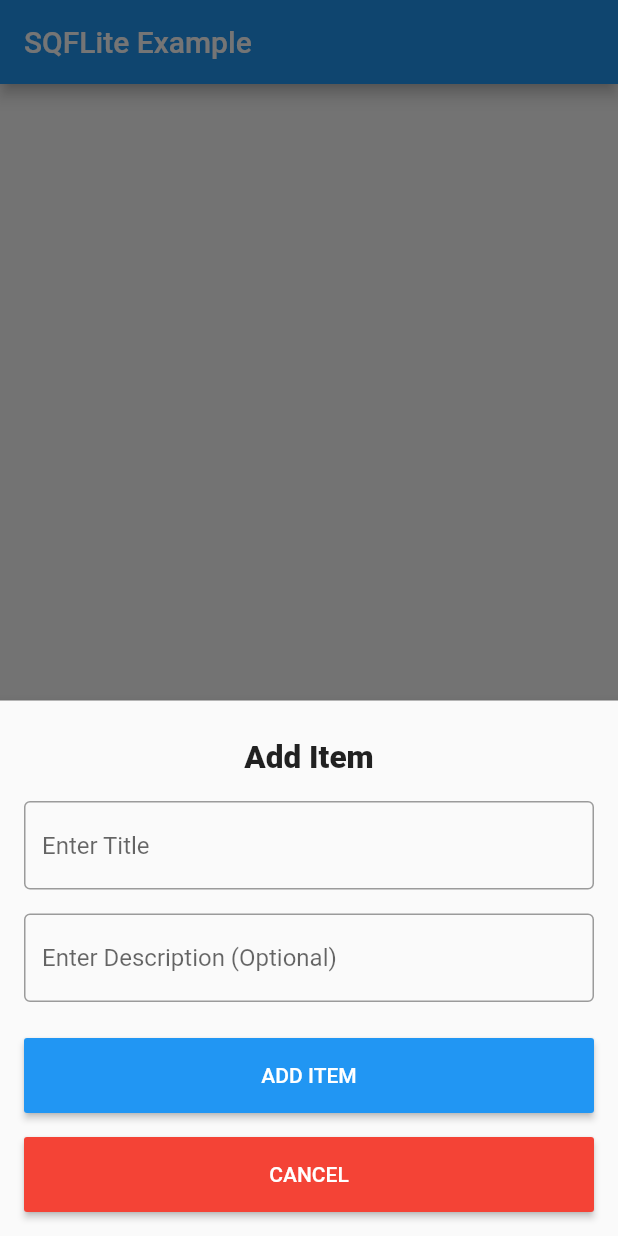
After one commit to rajitdeb/SQFLite-Example, a Flutter app: the screen it shows after launch, after a tap on the "add" icon, on a phone screen of 412 x 824 dp. The commit adds this screen. Run offline on Flutter 3.47's test engine with Material 3 defaults, Android fonts, the phone set to English and light mode, and no system bars; our stand-ins replace sqflite; accounts and stored records are empty.

Commit message:
Implemented SQFlite with proper model implementation and code refactoring

```diff
--- /dev/null
+++ b/lib/db/sql_helper.dart
@@ -0,0 +1,92 @@
+import 'dart:developer';
+import 'package:sqflite/sqflite.dart';
+
+import '../model/db_item.dart';
+import '../utils/app_constants.dart';
+
+class SQLHelper {
+  static Future<void> createTables(Database database) async {
+    await database.execute("""CREATE TABLE items(
+        id INTEGER PRIMARY KEY AUTOINCREMENT NOT NULL,
+        title TEXT,
+        description TEXT,
+        createdAt TIMESTAMP NOT NULL DEFAULT CURRENT_TIMESTAMP
+        )
+        """);
+  }
+
+  /// This function creates a database (if not exists)
+  /// and call createTables() to create table (if not exists)
+  static Future<Database> db() async {
+    return openDatabase(AppConstants.dbName, version: 1,
+        onCreate: (Database database, int version) async {
+      await createTables(database);
+    });
+  }
+
+  /// This function inserts item in DB
+  static Future<int> createItem(DBItem dbItem) async {
+    final db = await SQLHelper.db();
+
+    final data = dbItem.toMap();
+    final id = await db.insert(
+      AppConstants.tableName,
+      data,
+      conflictAlgorithm: ConflictAlgorithm.ignore,
+    );
+
+    return id;
+  }
+
+  /// Gets all items inside the specified table
+  static Future<List<DBItem>> getAllItems() async {
+    final db = await SQLHelper.db();
+    List<DBItem> itemsList = [];
+    await db.query('items', orderBy: 'id').then((value) {
+      for (Map<String, dynamic> item in value) {
+        itemsList.add(DBItem.fromMap(item));
+      }
+    });
+    return itemsList;
+  }
+
+  /// Gets a single item based on specified ID
+  static Future<List<DBItem>> getItemById(int id) async {
+    final db = await SQLHelper.db();
+    List<DBItem> items = [];
+    await db
+        .query('items', where: "id = ?", whereArgs: [id], limit: 1)
+        .then((value) {
+      for (Map<String, dynamic> item in value) {
+        items.add(DBItem.fromMap(item));
+      }
+    });
+    return items;
+  }
+
+  /// Updates an item based on ID
+  static Future<int> updateItem(DBItem dbItem) async {
+    final db = await SQLHelper.db();
+    final data = dbItem.toMap();
+
+    final result = await db.update(
+      'items',
+      data,
+      where: "id = ?",
+      whereArgs: [dbItem.id],
+    );
+
+    return result;
+  }
+
+  /// Deletes an item based on ID
+  static Future<void> deleteItem(int id) async {
+    final db = await SQLHelper.db();
+
+    try {
+      await db.delete('items', where: "id = ?", whereArgs: [id]);
+    } catch (err) {
+      log("Something went wrong while deleting an item: Error: $err");
+    }
+  }
+}
--- /dev/null
+++ b/lib/model/db_item.dart
@@ -0,0 +1,29 @@
+class DBItem {
+  int? id;
+  String title;
+  String description;
+  String? createdAt;
+
+  DBItem(this.id, this.title, this.description, this.createdAt);
+
+  Map<String, dynamic> toMap() {
+    if (createdAt != null) {
+      return {
+        'title': title,
+        'description': description,
+        'createdAt': createdAt
+      };
+    } else {
+      return {'title': title, 'description': description};
+    }
+  }
+
+  factory DBItem.fromMap(Map<String, dynamic> mapItem) {
+    return DBItem(
+      mapItem['id'],
+      mapItem['title'],
+      mapItem['description'],
+      mapItem['createdAt'],
+    );
+  }
+}
--- /dev/null
+++ b/lib/screens/add_item_screen.dart
@@ -0,0 +1,135 @@
+import 'package:flutter/material.dart';
+
+import '../utils/widget_contants.dart';
+
+class AddItemScreen extends StatefulWidget {
+  final int? itemId;
+  final String? titleText;
+  final String? descriptionText;
+  final Function onAddUpdatePressed;
+
+  const AddItemScreen({
+    super.key,
+    this.itemId,
+    this.titleText,
+    this.descriptionText,
+    required this.onAddUpdatePressed,
+  });
+
+  @override
+  State<AddItemScreen> createState() => _AddItemScreenState();
+}
+
+class _AddItemScreenState extends State<AddItemScreen> {
+  late TextEditingController _titleController;
+  late TextEditingController _descriptionController;
+
+  @override
+  void initState() {
+    super.initState();
+
+    _titleController = TextEditingController();
+    _descriptionController = TextEditingController();
+
+    if (widget.itemId != null) {
+      _titleController.text = widget.titleText!;
+      _descriptionController.text = widget.descriptionText!;
+    }
+  }
+
+  void clearTextFieldsAndCloseBottomSheet() {
+    setState(() {
+      _titleController.clear();
+      _descriptionController.clear();
+    });
+
+    Navigator.pop(context);
+  }
+
+  @override
+  Widget build(BuildContext context) {
+    return Container(
+      padding: EdgeInsets.only(
+        top: 16.0,
+        left: 16.0,
+        right: 16.0,
+        bottom: MediaQuery.of(context).viewInsets.bottom + 16.0,
+      ),
+      child: Column(
+        mainAxisSize: MainAxisSize.min,
+        crossAxisAlignment: CrossAxisAlignment.stretch,
+        children: [
+          /// Screen Title Text
+          const Padding(
+            padding: EdgeInsets.only(bottom: 16.0, top: 10.0),
+            child: Text(
+              "Add Item",
+              style: kAddItemScreenTitleTextStyle,
+              textAlign: TextAlign.center,
+            ),
+          ),
+          TextField(
+            controller: _titleController,
+            decoration: kAddItemScreenTextFieldInputDecoration.copyWith(
+              hintText: "Enter Title",
+            ),
+          ),
+          const SizedBox(height: 16.0),
+          TextField(
+            controller: _descriptionController,
+            decoration: kAddItemScreenTextFieldInputDecoration.copyWith(
+              hintText: "Enter Description (Optional)",
+            ),
+          ),
+          const SizedBox(height: 24.0),
+
+          /// Add or Update Button
+          MaterialButton(
+            onPressed: () => addOrUpdateButtonPressed(),
+            height: 50.0,
+            color: Colors.blue,
+            child: Text(
+              (widget.itemId != null) ? "UPDATE" : "ADD ITEM",
+              style: const TextStyle(color: Colors.white),
+            ),
+          ),
+          const SizedBox(height: 16.0),
+
+          /// Cancel Button
+          MaterialButton(
+            onPressed: () => clearTextFieldsAndCloseBottomSheet(),
+            height: 50.0,
+            color: Colors.red,
+            child: const Text(
+              "CANCEL",
+              style: TextStyle(color: Colors.white),
+            ),
+          ),
+        ],
+      ),
+    );
+  }
+
+  @override
+  void dispose() {
+    clearTextFieldsAndCloseBottomSheet();
+    super.dispose();
+  }
+
+  void addOrUpdateButtonPressed() {
+    final itemTitle = _titleController.value.text.trim();
+    final itemDescription = _descriptionController.value.text.trim();
+
+    if (itemTitle.isNotEmpty) {
+      widget.onAddUpdatePressed(itemTitle, itemDescription);
+    } else {
+      ScaffoldMessenger.of(context).showSnackBar(
+        const SnackBar(content: Text("Please enter title to continue")),
+      );
+    }
+
+    // Clearing the text fields text of bottom sheet
+    // and closing bottom sheet
+    clearTextFieldsAndCloseBottomSheet();
+  }
+}
--- /dev/null
+++ b/lib/screens/components/item_list.dart
@@ -0,0 +1,43 @@
+import 'package:flutter/material.dart';
+
+import '../../model/db_item.dart';
+
+class ItemList extends StatelessWidget {
+  final List<DBItem> journals;
+  final Function onItemTapped;
+  final Function onItemLongPressed;
+
+  const ItemList({
+    super.key,
+    required this.journals,
+    required this.onItemTapped,
+    required this.onItemLongPressed,
+  });
+
+  @override
+  Widget build(BuildContext context) {
+    return ListView.builder(
+      itemCount: journals.length,
+      itemBuilder: (context, pos) {
+        return Card(
+          elevation: 4.0,
+          color: Colors.blue,
+          child: ListTile(
+            title: Text(
+              journals[pos].title,
+              style: const TextStyle(color: Colors.white),
+            ),
+            subtitle: (journals[pos].description.toString().isNotEmpty)
+                ? Text(
+                    journals[pos].description,
+                    style: const TextStyle(color: Colors.white),
+                  )
+                : null,
+            onTap: () => onItemTapped(journals[pos].id),
+            onLongPress: () => onItemLongPressed(journals[pos].id),
+          ),
+        );
+      },
+    );
+  }
+}
--- a/lib/screens/home_screen.dart
+++ b/lib/screens/home_screen.dart
@@ -1,16 +1,126 @@
 import 'package:flutter/material.dart';
+import 'package:sqflite_example/db/sql_helper.dart';
+import 'package:sqflite_example/screens/add_item_screen.dart';
+import 'package:sqflite_example/screens/components/item_list.dart';
+import 'package:sqflite_example/utils/util.dart';
 
-class HomeScreen extends StatelessWidget {
+import '../model/db_item.dart';
+
+class HomeScreen extends StatefulWidget {
   const HomeScreen({super.key});
+
+  @override
+  State<HomeScreen> createState() => _HomeScreenState();
+}
+
+class _HomeScreenState extends State<HomeScreen> {
+  // List of DBItems
+  List<DBItem> _journals = [];
+
+  // For showing Loading Progress Bar
+  bool _isLoading = true;
+
+  // For refreshing the list on init, or after performing CRUD operations
+  void _refreshJournals() async {
+    final data = await SQLHelper.getAllItems();
+    setState(() {
+      _journals = data;
+      _isLoading = false;
+    });
+  }
+
+  // Add Item to DB
+  void addItem(DBItem dbItem) async {
+    try {
+      await SQLHelper.createItem(dbItem);
+    } catch (err) {
+      if (context.mounted) {
+        Util.showCustomSnackBar(context, "Failed to insert item. Error: $err");
+      }
+    }
+  }
+
+  // Update Item to DB
+  void updateItem(DBItem dbItem) async {
+    try {
+      final updateResult = await SQLHelper.updateItem(dbItem);
+      if (context.mounted) {
+        Util.showCustomSnackBar(
+            context, "Update Successful. Result: $updateResult");
+      }
+    } catch (err) {
+      if (context.mounted) {
+        Util.showCustomSnackBar(context, "Failed to insert item. Error: $err");
+      }
+    }
+  }
+
+  void _showForm(int? id) async {
+    String? title;
+    String? description;
+
+    if (id != null) {
+      final existingJournal =
+          _journals.firstWhere((element) => element.id == id);
+      title = existingJournal.title;
+      description = existingJournal.description;
+    }
+    showModalBottomSheet(
+      context: context,
+      isScrollControlled: true,
+      enableDrag: false,
+      isDismissible: false,
+      elevation: 5,
+      builder: (_) {
+        return AddItemScreen(
+          itemId: id,
+          titleText: (title != null) ? title : null,
+          descriptionText: (description != null) ? description : null,
+          onAddUpdatePressed: (String itemTitle, String itemDescription) {
+            // Add or Update based on id value
+            if (id != null) {
+              final DBItem item = DBItem(id, itemTitle, itemDescription, null);
+              updateItem(item);
+            } else {
+              final DBItem item =
+                  DBItem(null, itemTitle, itemDescription, null);
+              addItem(item);
+            }
+
+            // Refresh the list after the operation
+            _refreshJournals();
+          },
+        );
+      },
+    );
+  }
+
+  @override
+  void initState() {
+    super.initState();
+    _refreshJournals();
+  }
 
   @override
   Widget build(BuildContext context) {
     return Scaffold(
       appBar: AppBar(title: const Text("SQFLite Example")),
-      body: Container(),
-      floatingActionButton: const FloatingActionButton(
-        onPressed: null,
-        child: Icon(Icons.add),
+      body: Container(
+        padding: const EdgeInsets.all(8.0),
+        child: (!_isLoading)
+            ? ItemList(
+                journals: _journals,
+                onItemTapped: (itemId) => _showForm(itemId),
+                onItemLongPressed: (itemId) async {
+                  await SQLHelper.deleteItem(itemId);
+                  _refreshJournals();
+                },
+              )
+            : const Center(child: CircularProgressIndicator()),
+      ),
+      floatingActionButton: FloatingActionButton(
+        onPressed: () => _showForm(null),
+        child: const Icon(Icons.add),
       ),
     );
   }
--- /dev/null
+++ b/lib/utils/app_constants.dart
@@ -0,0 +1,4 @@
+class AppConstants {
+  static String dbName = "sampleDB.db";
+  static String tableName = "items";
+}
--- /dev/null
+++ b/lib/utils/util.dart
@@ -0,0 +1,9 @@
+import 'package:flutter/material.dart';
+
+class Util {
+  static showCustomSnackBar(BuildContext context, String message) {
+    ScaffoldMessenger.of(context).showSnackBar(
+      SnackBar(content: Text(message)),
+    );
+  }
+}
--- /dev/null
+++ b/lib/utils/widget_contants.dart
@@ -0,0 +1,11 @@
+import 'package:flutter/material.dart';
+
+const kAddItemScreenTitleTextStyle = TextStyle(
+  fontWeight: FontWeight.w900,
+  fontSize: 21.0,
+);
+
+const kAddItemScreenTextFieldInputDecoration = InputDecoration(
+  border: OutlineInputBorder(),
+  hintText: "Enter text",
+);
```
